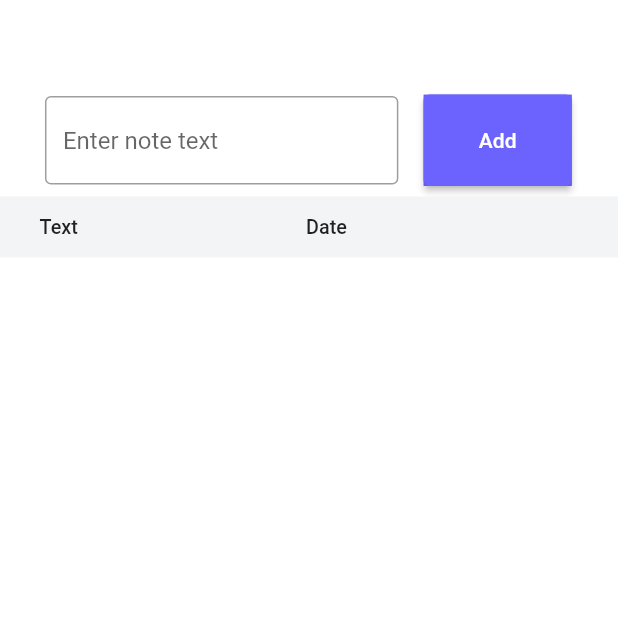
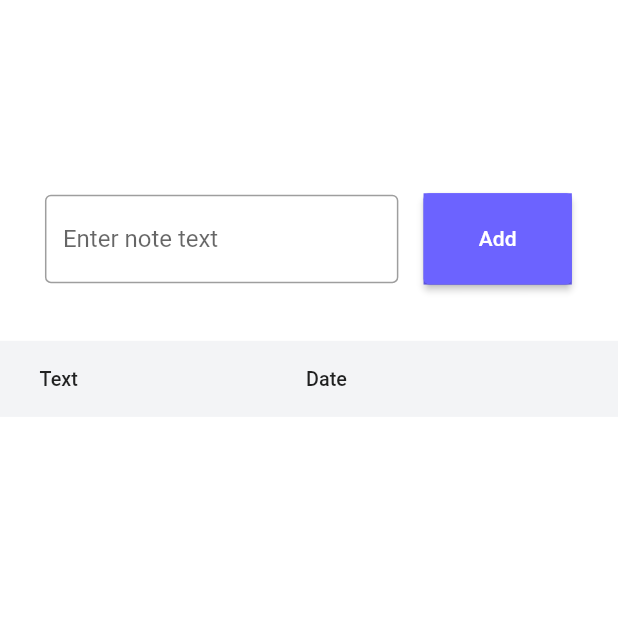
Before and after one commit to Youss15vede/perla, a Flutter app: the HomePage screen opened by its route, on a phone screen of 412 x 824 dp, the top half of it. Run offline on Flutter 3.47's test engine with Material 2 defaults, Android fonts, the phone set to English and light mode, and no system bars; our stand-ins replace bloc, built_value, dartz, dio, easy_localization, equatable and 9 more; accounts and stored records are empty.

Commit message:
third commit

```diff
--- a/lib/features/home/persentation/home_page.dart
+++ b/lib/features/home/persentation/home_page.dart
@@ -47,7 +47,7 @@ class _HomePageState extends State<HomePage> {
       _notes = notesData.map((n) => Note.fromJson(n)).toList();
     }
     _notes.sort((a, b) => b.date.compareTo(a.date));
-    // setState(() {});
+    setState(() {});
   }
   void addNote(String text) {
 
@@ -62,6 +62,7 @@ class _HomePageState extends State<HomePage> {
 
   void addNoteInternal(Note note) {
     setState(() {
+      _notes.insert(0, note);
       _notes.add(note);
     });
 
@@ -115,11 +116,11 @@ class _HomePageState extends State<HomePage> {
   Widget build(BuildContext context) {
     return Scaffold(
       backgroundColor: Colors.white,
-      appBar: AppBar(
-        backgroundColor: Colors.white,
-        elevation: 0.0,
-        // title: But,
-      ),
+      // appBar: AppBar(
+      //   backgroundColor: Colors.white,
+      //   elevation: 0.0,
+      //   // title: But,
+      // ),
       drawer: Drawer(
         child: SafeArea(
           child: ListView(
@@ -129,7 +130,7 @@ class _HomePageState extends State<HomePage> {
                 leading: const Icon(Icons.login_outlined),
                 title: const Text('Log out'),
                 onTap: () async {
-                 // await logout();
+                 await logout();
                 },
               ),
             ],
@@ -139,6 +140,7 @@ class _HomePageState extends State<HomePage> {
       body: SingleChildScrollView(
         child: Column(
           children: [
+            SizedBox(height: 120.h,),
             Row(
               children: [
                 SizedBox(
@@ -181,9 +183,10 @@ class _HomePageState extends State<HomePage> {
                 ),
               ],
             ),
+            SizedBox(height: 30.h,),
             Container(
               color: const Color(0xffF3F4F6),
-              height: 40.h,
+              height: 50.h,
               child: Row(
                 mainAxisAlignment: MainAxisAlignment.spaceBetween,
                 children: [
@@ -211,6 +214,7 @@ class _HomePageState extends State<HomePage> {
                 ],
               ),
             ),
+            SizedBox(height: 10.h,),
             ..._notes
                 .map(
                   (note) => NoteCard(
@@ -284,10 +288,6 @@ class _NoteCardState extends State<NoteCard> {
                       horizontal: 30.w,
                       // vertical: 15.h,
                     ),
-                    // child: Text(
-                    //   widget.note.text,
-                    //   overflow: TextOverflow.ellipsis,
-                    // ),
                     child: editMode == true
                         ? TextField(
                             controller: _textController,
--- a/lib/features/login/data/repository/login_repository_imp.dart
+++ b/lib/features/login/data/repository/login_repository_imp.dart
@@ -29,7 +29,6 @@ class LoginRepositoryImp extends BaseRepositoryImpl implements LoginRepository {
       final language = _local.getAppLanguage();
       final result = await _http.login(phone: phone, password: password);
       await _local.storeUser(result);
-      // _local.getUserID();
       debugPrint('from repository we get the result :  ${result.token}');
       return Right(result);
     } on ServerException catch (e) {
--- a/lib/features/login/presentation/page/login_page.dart
+++ b/lib/features/login/presentation/page/login_page.dart
@@ -35,7 +35,7 @@ class _LoginPageState extends State<LoginPage> {
         );
         if (state.success) {
           WidgetsBinding.instance.addPostFrameCallback(
-            (_) => context.push(HomePage.kHomePath),
+            (_) => context.pushReplacement(HomePage.kHomePath),
           );
         }
         return Form(
```
Also changed, not shown: lib/core/config/routers/go_router.dart (+0 -72 lines).
